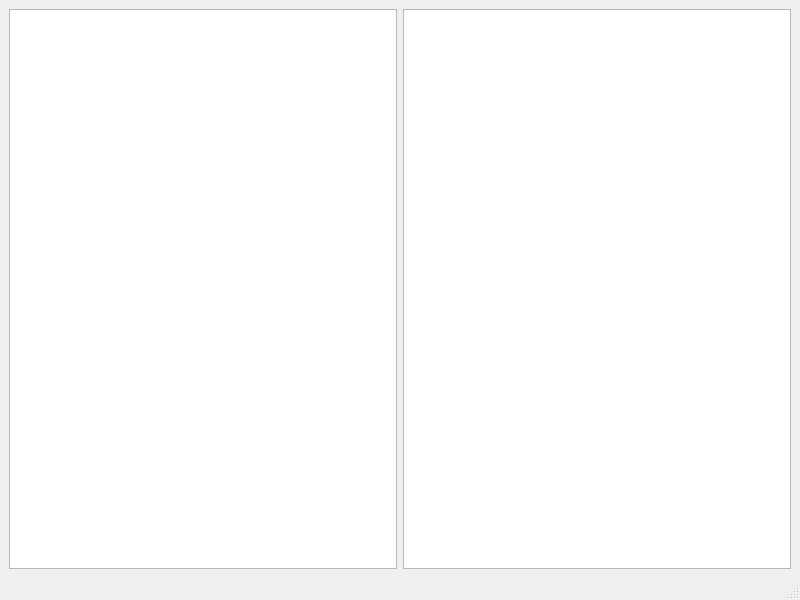
The window that APP/mainwindow.ui (FlyMercurian/VoiceInputQt) describes before a commit, drawn with Qt 5.
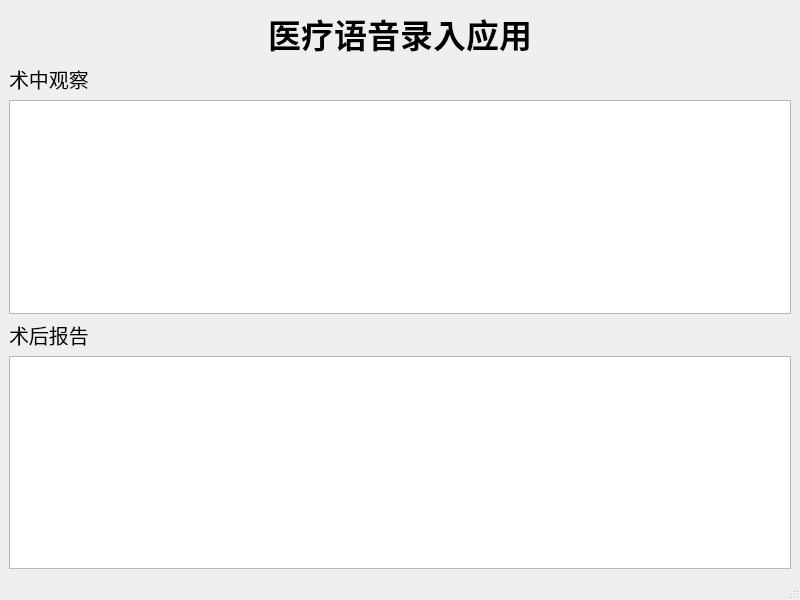
The same window after the commit. Custom widgets are drawn as their Qt base class.

Commit message: 修改UI

Diff of the .ui file:
```diff
--- a/APP/mainwindow.ui
+++ b/APP/mainwindow.ui
@@ -16,9 +16,50 @@
   <widget class="QWidget" name="centralwidget">
    <layout class="QGridLayout" name="gridLayout">
     <item row="0" column="0">
+     <widget class="QLabel" name="label_3">
+      <property name="font">
+       <font>
+        <pointsize>25</pointsize>
+        <weight>75</weight>
+        <bold>true</bold>
+       </font>
+      </property>
+      <property name="text">
+       <string>医疗语音录入应用</string>
+      </property>
+      <property name="alignment">
+       <set>Qt::AlignCenter</set>
+      </property>
+     </widget>
+    </item>
+    <item row="1" column="0">
+     <widget class="QLabel" name="label">
+      <property name="font">
+       <font>
+        <pointsize>15</pointsize>
+       </font>
+      </property>
+      <property name="text">
+       <string>术中观察</string>
+      </property>
+     </widget>
+    </item>
+    <item row="2" column="0">
      <widget class="SimpleVoiceTextEdit" name="voicetextEdit_1"/>
     </item>
-    <item row="0" column="1">
+    <item row="3" column="0">
+     <widget class="QLabel" name="label_2">
+      <property name="font">
+       <font>
+        <pointsize>15</pointsize>
+       </font>
+      </property>
+      <property name="text">
+       <string>术后报告</string>
+      </property>
+     </widget>
+    </item>
+    <item row="4" column="0">
      <widget class="SimpleVoiceTextEdit" name="voicetextEdit_2"/>
     </item>
    </layout>
```
The commit also changes 1 other file.
